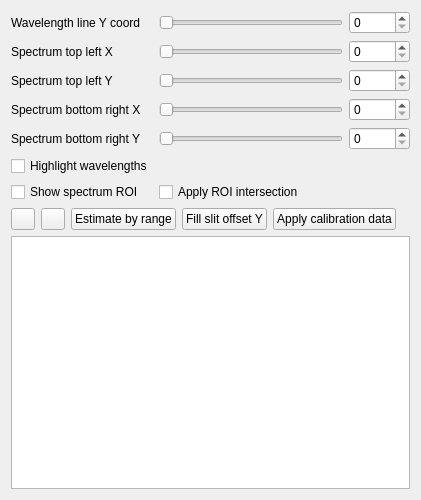
First picture: the form in openhsl/gui/device/wcd_form.ui, repository OpenHSL/OpenHSL, before the edit.
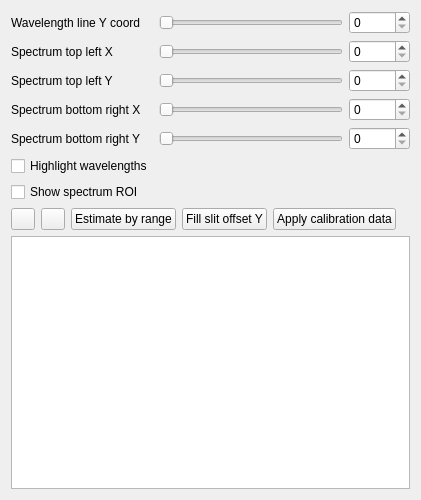
Second picture: the form after the edit.

Commit message: del: gui: wavelength calibration table window: apply ROI intersection checkBox

Diff of the .ui file:
```diff
--- a/openhsl/gui/device/wcd_form.ui
+++ b/openhsl/gui/device/wcd_form.ui
@@ -150,13 +150,6 @@
        </property>
       </widget>
      </item>
-     <item row="6" column="1">
-      <widget class="QCheckBox" name="applyROIIntersection_checkBox">
-       <property name="text">
-        <string>Apply ROI intersection</string>
-       </property>
-      </widget>
-     </item>
     </layout>
    </item>
    <item row="1" column="0">
```
